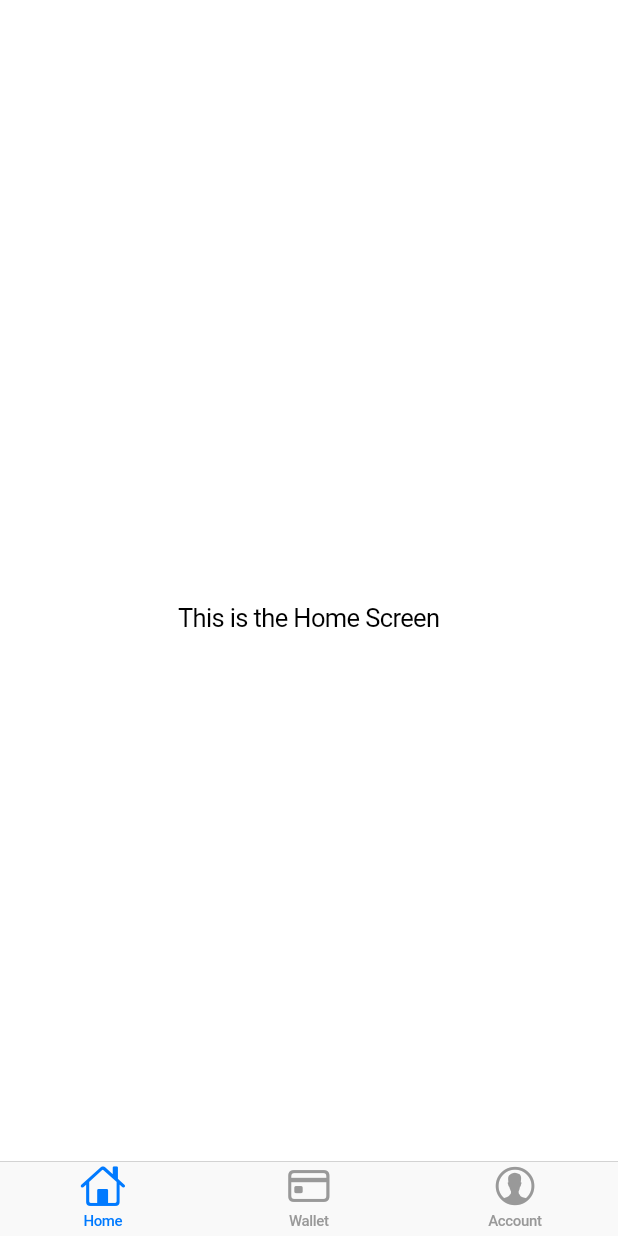
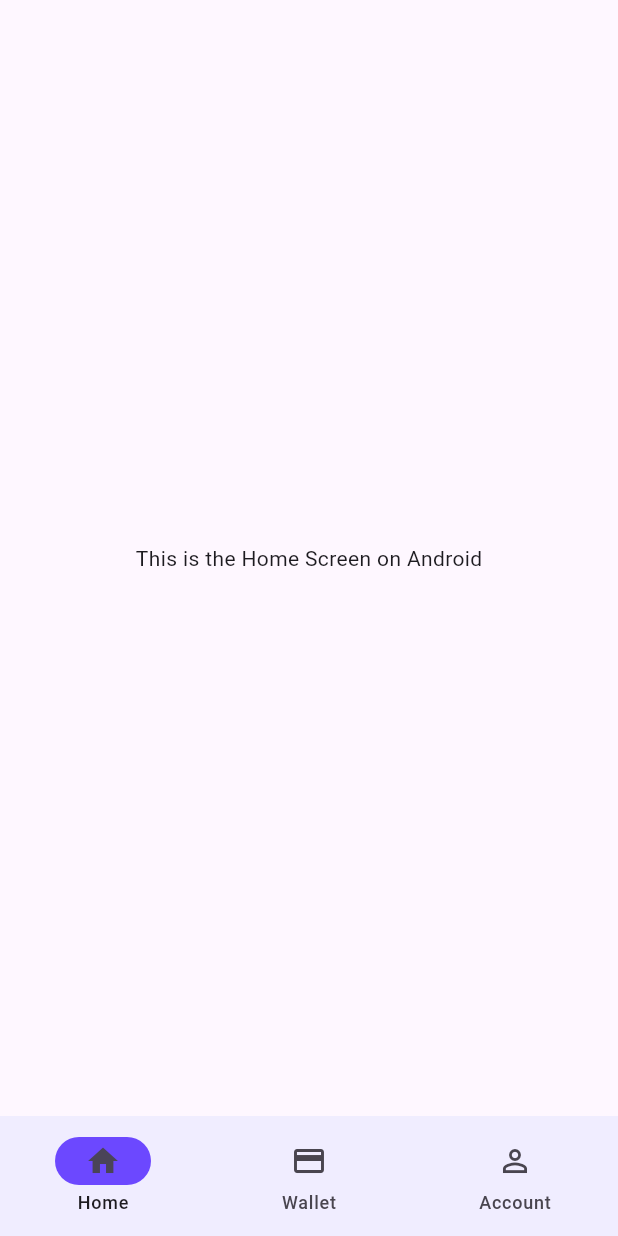
Before and after one commit to johnBrereton/Project-305, a Flutter app: the screen it shows after launch, on a phone screen of 412 x 824 dp. Run offline on Flutter 3.47's test engine with Material 2 defaults, Android fonts, the light colour scheme and no system bars; missing offline and left inert: app_settings.

Commit message:
Added and integrated material theme

```diff
--- a/Flutter App/project_305/lib/app.dart
+++ b/Flutter App/project_305/lib/app.dart
@@ -1,8 +1,17 @@
+import 'dart:io';
+
 import 'package:flutter/cupertino.dart';
+import 'package:flutter/material.dart';
 import 'package:flutter/services.dart';
-import 'package:project_305/screens/home_screen.dart';
-import 'package:project_305/screens/wallet_screen.dart';
-import 'package:project_305/screens/account_screen.dart';
+import 'package:project_305/screens/cupertino_home.dart';
+import 'package:project_305/screens/cupertino_wallet.dart';
+import 'package:project_305/screens/cupertino_account.dart';
+import 'package:project_305/screens/material_home.dart';
+import 'package:project_305/screens/material_wallet.dart';
+
+/*
+  Universal app detects platform (iOS or Android) and displays the appropriate UI
+ */
 
 class MyApp extends StatelessWidget {
   const MyApp({super.key});
@@ -12,12 +21,23 @@ class MyApp extends StatelessWidget {
     // Limit orientation to portrait
     SystemChrome.setPreferredOrientations(
         [DeviceOrientation.portraitUp, DeviceOrientation.portraitDown]);
-
-    return const CupertinoApp(
-      theme: CupertinoThemeData(brightness: Brightness.light),
-      home: CupertinoNavbar(),
-      debugShowCheckedModeBanner: false,
-    );
+    if (Platform.isIOS) {
+      return const CupertinoApp(
+        theme: CupertinoThemeData(brightness: Brightness.light , primaryColor:  Color(0xFF6C48FF)),
+        home: CupertinoNavbar(),
+        debugShowCheckedModeBanner: false,
+      );
+    }
+    else {
+      return MaterialApp(
+        theme: ThemeData(
+          primaryColor: const Color(0xFF6C48FF),
+          useMaterial3: true,
+        ),
+        home: MaterialNavbar(),
+        debugShowCheckedModeBanner: false,
+      );
+    }
   }
 }
 
@@ -47,17 +67,17 @@ class CupertinoNavbar extends StatelessWidget {
         return switch (index) {
           0 => CupertinoTabView(
               builder: (context) => const CupertinoPageScaffold(
-                child: HomeScreen(),
+                child: CupertinoHome(),
               ),
             ),
           1 => CupertinoTabView(
               builder: (context) => const CupertinoPageScaffold(
-                child: WalletScreen(),
+                child: CupertinoWallet(),
               ),
             ),
           2 => CupertinoTabView(
               builder: (context) => const CupertinoPageScaffold(
-                child: AccountScreen(),
+                child: CupertinoAccount(),
               ),
             ),
           _ => throw Exception('Invalid index $index'),
@@ -66,3 +86,61 @@ class CupertinoNavbar extends StatelessWidget {
     );
   }
 }
+
+class MaterialNavbar extends StatefulWidget {
+  const MaterialNavbar({super.key});
+
+  State <MaterialNavbar> createState() => _MaterialNavbarState();
+}
+
+class _MaterialNavbarState extends State<MaterialNavbar> {
+  int currentIndex = 0;
+
+  static const List<Widget> _pages = [
+    MaterialHome(),
+    MaterialWallet(),
+    CupertinoAccount(),
+  ];
+
+  @override
+  void initState() {
+    super.initState();
+    SystemChrome.setSystemUIOverlayStyle(const SystemUiOverlayStyle(
+      systemNavigationBarColor: Color(0xFFF0EDFF), // Set the color of the system bar here
+    ));
+  }
+
+  @override
+  Widget build(BuildContext context) {
+
+    return Scaffold(
+      body: _pages[currentIndex],
+      bottomNavigationBar: NavigationBar(
+        onDestinationSelected: (int index) {
+          setState(() {
+            currentIndex = index;
+          });
+        },
+        backgroundColor: const Color(0xFFF0EDFF),
+        indicatorColor: const Color(0xFF6C48FF),
+        selectedIndex: currentIndex,
+        destinations: const <Widget>[
+          NavigationDestination(
+            selectedIcon: Icon(Icons.home),
+            icon: Icon(Icons.home_outlined),
+            label: 'Home',
+          ),
+          NavigationDestination(
+            icon: Icon(Icons.credit_card),
+            label: 'Wallet',
+          ),
+          NavigationDestination(
+            selectedIcon: Icon(Icons.person),
+            icon: Icon(Icons.person_outline),
+            label: 'Account',
+          ),
+        ],
+      ),
+    );
+  }
+}
--- a/Flutter App/project_305/lib/screens/account_screen.dart
+++ b/Flutter App/project_305/lib/screens/cupertino_account.dart
@@ -3,8 +3,8 @@ import 'package:flutter/material.dart';
 import 'package:provider/provider.dart';
 import 'package:app_settings/app_settings.dart';
 
-class AccountScreen extends StatelessWidget {
-  const AccountScreen({super.key});
+class CupertinoAccount extends StatelessWidget {
+  const CupertinoAccount({super.key});
 
   @override
   Widget build(BuildContext context) {
--- a/Flutter App/project_305/lib/screens/home_screen.dart
+++ b/Flutter App/project_305/lib/screens/cupertino_home.dart
@@ -1,8 +1,7 @@
 import 'package:flutter/cupertino.dart';
-import 'package:flutter/material.dart';
 
-class HomeScreen extends StatelessWidget {
-  const HomeScreen({Key? key}) : super(key: key);
+class CupertinoHome extends StatelessWidget {
+  const CupertinoHome({Key? key}) : super(key: key);
 
   @override
   Widget build(BuildContext context) {
@@ -14,7 +13,7 @@ class HomeScreen extends StatelessWidget {
     // that affects the page.
     return const CupertinoPageScaffold(
       child: Center(
-        child: Text("This is the Home Screen"),
+        child: Text("This is the Home Screen on iOS"),
       ),
     );
   }
--- /dev/null
+++ b/Flutter App/project_305/lib/screens/material_home.dart
@@ -0,0 +1,15 @@
+import 'package:flutter/material.dart';
+
+class MaterialHome extends StatelessWidget {
+  const MaterialHome({Key? key}) : super(key: key);
+
+  @override
+  Widget build(BuildContext context) {
+
+    return const Scaffold(
+      body: Center(
+        child: Text("This is the Home Screen on Android"),
+      ),
+    );
+  }
+}
```
Also changed, not shown: Flutter App/project_305/lib/screens/cupertino_wallet.dart (added, +15 -0 lines), Flutter App/project_305/lib/screens/material_account.dart (added, +352 -0 lines), Flutter App/project_305/lib/screens/material_wallet.dart (added, +15 -0 lines), Flutter App/project_305/lib/screens/wallet_screen.dart (deleted, +0 -21 lines), 6 other files.
